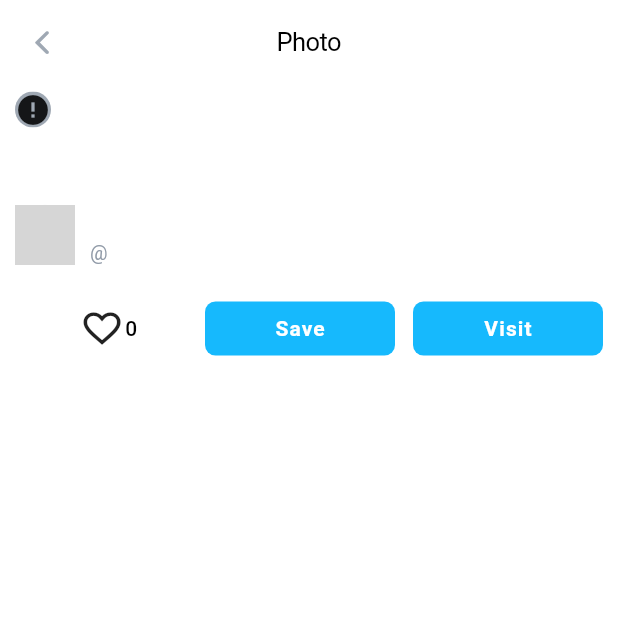
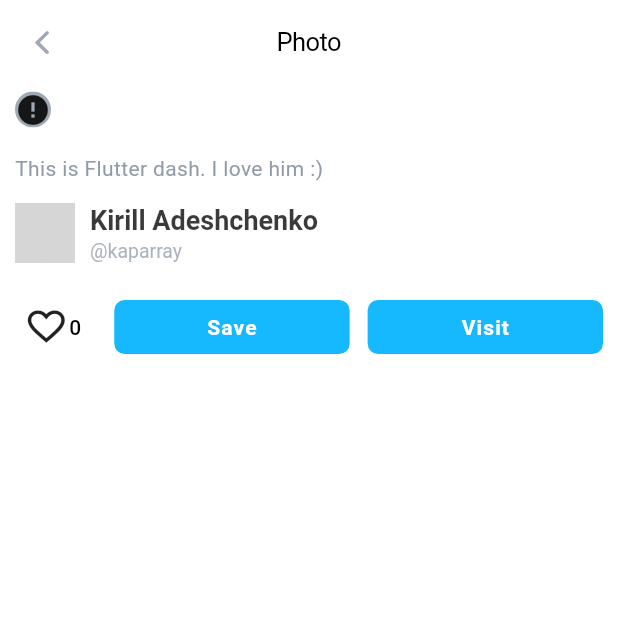
Before and after one commit to kaparray/skill_branch_app_lesson_1, a Flutter app: the screen it shows after launch, after a tap on the "error" icon, on a phone screen of 412 x 824 dp, the top half of it. Run offline on Flutter 3.47's test engine with Material 2 defaults, Android fonts, the phone set to English and light mode, and no system bars; drawn by our look-alikes of cached_network_image; network calls fail; grey boxes are pictures that could not be loaded.

```diff
--- a/lib/app.dart
+++ b/lib/app.dart
@@ -1,5 +1,6 @@
 import 'package:flutter/material.dart';
-import 'package:skill_branch_lesson_dart/screens/feed_screen.dart';
+
+import 'screens/home.dart';
 
 class MyApp extends StatelessWidget {
   // This widget is the root of your application.
@@ -7,7 +8,7 @@ class MyApp extends StatelessWidget {
   Widget build(BuildContext context) {
     return MaterialApp(
       debugShowCheckedModeBanner: false,
-      home: Feed(),
+      home: Home(),
     );
   }
 }
--- a/lib/res/app_icons.dart
+++ b/lib/res/app_icons.dart
@@ -11,8 +11,7 @@
 ///      fonts:
 ///       - asset: fonts/AppIcons.ttf
 ///
-///
-///
+
 import 'package:flutter/widgets.dart';
 
 class AppIcons {
@@ -23,4 +22,5 @@ class AppIcons {
 
   static const IconData like_fill = IconData(0xe800, fontFamily: _kFontFam, fontPackage: _kFontPkg);
   static const IconData like = IconData(0xe801, fontFamily: _kFontFam, fontPackage: _kFontPkg);
+  static const IconData home = IconData(0xe802, fontFamily: _kFontFam, fontPackage: _kFontPkg);
 }
--- a/lib/screens/feed_screen.dart
+++ b/lib/screens/feed_screen.dart
@@ -1,9 +1,9 @@
 import 'package:flutter/material.dart';
 import 'package:flutter/widgets.dart';
 
-import 'package:skill_branch_lesson_dart/res/res.dart';
-import 'package:skill_branch_lesson_dart/screens/photo_screen.dart';
-import 'package:skill_branch_lesson_dart/widgets/widgets.dart';
+import 'package:FlutterGalleryApp/res/res.dart';
+import 'package:FlutterGalleryApp/screens/photo_screen.dart';
+import 'package:FlutterGalleryApp/widgets/widgets.dart';
 
 const String kFlutterDash =
     'https://flutter.dev/assets/404/dash_nest-c64796b59b65042a2b40fae5764c13b7477a592db79eaf04c86298dcb75b78ea.png';
@@ -15,7 +15,7 @@ class Feed extends StatefulWidget {
   _FeedState createState() => _FeedState();
 }
 
-class _FeedState extends State<Feed> {
+class _FeedState extends State<Feed> with SingleTickerProviderStateMixin {
   @override
   Widget build(BuildContext context) {
     return Scaffold(
@@ -34,14 +34,28 @@ class _FeedState extends State<Feed> {
   }
 
   Widget _buildItem(int index) {
+    final heroTag = 'feedItem_$index';
     return Column(
       crossAxisAlignment: CrossAxisAlignment.start,
       children: <Widget>[
         GestureDetector(
-            onTap: () {
-              Navigator.push(context, MaterialPageRoute(builder: (context) => FullScreenImage(photo: kFlutterDash,)));
-            },
-            child: Photo(photoLink: kFlutterDash)),
+          onTap: () {
+            Navigator.push(
+              context,
+              MaterialPageRoute(
+                builder: (context) => FullScreenImage(
+                  photo: kFlutterDash,
+                  altDescription: 'This is Flutter dash. I love him :)',
+                  userName: 'kaparray',
+                  name: 'Kirill Adeshchenko',
+                  userPhoto: 'https://skill-branch.ru/img/speakers/Adechenko.jpg',
+                  heroTag: heroTag,
+                ),
+              ),
+            );
+          },
+          child: Hero(tag: heroTag, child: Photo(photoLink: kFlutterDash)),
+        ),
         _buildPhotoMeta(index),
         Padding(
           padding: EdgeInsets.symmetric(horizontal: 10, vertical: 5),
--- /dev/null
+++ b/lib/screens/home.dart
@@ -0,0 +1,233 @@
+import 'package:flutter/cupertino.dart';
+import 'package:flutter/material.dart';
+
+import 'package:FlutterGalleryApp/res/res.dart';
+
+import 'feed_screen.dart';
+
+class Home extends StatefulWidget {
+  @override
+  State<StatefulWidget> createState() => _HomeState();
+}
+
+class _HomeState extends State<Home> with TickerProviderStateMixin {
+  int currentTab = 0;
+  final PageStorageBucket bucket = PageStorageBucket();
+
+  List<Widget> pages = [
+    Feed(key: PageStorageKey('FeedPage')),
+    Container(),
+    Container(),
+  ];
+
+  final List<BottomNavyBarItem> _tabs = [
+    BottomNavyBarItem(
+      asset: AppIcons.home,
+      title: Text('Feed'),
+      activeColor: AppColors.dodgerBlue,
+      inactiveColor: AppColors.manatee,
+    ),
+    BottomNavyBarItem(
+      asset: AppIcons.home,
+      title: Text('Search'),
+      activeColor: AppColors.dodgerBlue,
+      inactiveColor: AppColors.manatee,
+    ),
+    BottomNavyBarItem(
+      asset: AppIcons.home,
+      title: Text('User'),
+      activeColor: AppColors.dodgerBlue,
+      inactiveColor: AppColors.manatee,
+    ),
+  ];
+
+  @override
+  Widget build(BuildContext context) {
+    return Scaffold(
+      bottomNavigationBar: BottomNavyBar(
+        showElevation: true,
+        itemCornerRadius: 8,
+        curve: Curves.ease,
+        items: _tabs,
+        currentTab: currentTab,
+        onItemSelected: (index) {
+          setState(() {
+            currentTab = index;
+          });
+        },
+      ),
+      body: PageStorage(
+        child: pages[currentTab],
+        bucket: bucket,
+      ),
+    );
+  }
+}
+
+class BottomNavyBar extends StatelessWidget {
+  BottomNavyBar({
+    Key key,
+    this.currentTab,
+    this.showElevation = true,
+    this.backgroundColor,
+    this.itemCornerRadius = 50,
+    this.containerHeight = 56,
+    this.animationDuration = const Duration(milliseconds: 270),
+    this.mainAxisAlignment = MainAxisAlignment.spaceBetween,
+    @required this.items,
+    @required this.onItemSelected,
+    this.curve = Curves.linear,
+  }) {
+    assert(items != null);
+    assert(items.length >= 2 && items.length <= 5);
+    assert(onItemSelected != null);
+    assert(curve != null);
+  }
+
+  final Color backgroundColor;
+  final bool showElevation;
+  final Duration animationDuration;
+  final List<BottomNavyBarItem> items;
+  final ValueChanged<int> onItemSelected;
+  final MainAxisAlignment mainAxisAlignment;
+  final double itemCornerRadius;
+  final double containerHeight;
+  final Curve curve;
+  final int currentTab;
+
+  @override
+  Widget build(BuildContext context) {
+    final bgColor = (backgroundColor == null) ? Theme.of(context).bottomAppBarColor : backgroundColor;
+
+    return Container(
+      decoration: BoxDecoration(
+        color: bgColor,
+        boxShadow: [
+          if (showElevation)
+            const BoxShadow(
+              color: Colors.black12,
+              blurRadius: 2,
+            ),
+        ],
+      ),
+      child: SafeArea(
+        child: Container(
+          width: double.infinity,
+          height: containerHeight,
+          padding: const EdgeInsets.symmetric(vertical: 6, horizontal: 8),
+          child: Row(
+            mainAxisAlignment: mainAxisAlignment,
+            children: items.map((item) {
+              var index = items.indexOf(item);
+
+              return GestureDetector(
+                onTap: () {
+                  onItemSelected(index);
+                },
+                child: _ItemWidget(
+                  item: item,
+                  isSelected: currentTab == index ? true : false,
+                  backgroundColor: bgColor,
+                  itemCornerRadius: itemCornerRadius,
+                  animationDuration: animationDuration,
+                  curve: curve,
+                ),
+              );
+            }).toList(),
+          ),
+        ),
+      ),
+    );
+  }
+}
+
+class _ItemWidget extends StatelessWidget {
+  const _ItemWidget({
+    Key key,
+    @required this.item,
+    @required this.isSelected,
+    @required this.backgroundColor,
+    @required this.animationDuration,
+    @required this.itemCornerRadius,
+    this.curve = Curves.linear,
+  })  : assert(isSelected != null),
+        assert(item != null),
+        assert(backgroundColor != null),
+        assert(animationDuration != null),
+        assert(itemCornerRadius != null),
+        assert(curve != null),
+        super(key: key);
+
+  final bool isSelected;
+  final BottomNavyBarItem item;
+  final Color backgroundColor;
+  final double itemCornerRadius;
+  final Duration animationDuration;
+  final Curve curve;
+
+  @override
+  Widget build(BuildContext context) {
+    return AnimatedContainer(
+      width: isSelected ? 150 : (MediaQuery.of(context).size.width - 150 - 8 * 4 - 4 * 2) / 2,
+      height: double.maxFinite,
+      duration: animationDuration,
+      curve: curve,
+      decoration: BoxDecoration(
+        color: isSelected ? item.activeColor.withOpacity(0.2) : backgroundColor,
+        borderRadius: BorderRadius.circular(itemCornerRadius),
+      ),
+      child: Container(
+        width: isSelected ? 150 : (MediaQuery.of(context).size.width - 150 - 8 * 4 - 4 * 2) / 2,
+        padding: EdgeInsets.symmetric(horizontal: 8),
+        child: Row(
+          mainAxisSize: MainAxisSize.max,
+          mainAxisAlignment: MainAxisAlignment.start,
+          crossAxisAlignment: CrossAxisAlignment.center,
+          children: <Widget>[
+            Icon(
+              item.asset,
+              size: 20,
+              color: isSelected ? item.activeColor : item.inactiveColor,
+            ),
+            SizedBox(
+              width: 4,
+            ),
+            Expanded(
+              child: Container(
+                padding: EdgeInsets.symmetric(horizontal: 4),
+                child: DefaultTextStyle.merge(
+                  style: TextStyle(
+                    color: isSelected ? item.activeColor : item.inactiveColor,
+                    fontWeight: FontWeight.bold,
+                  ),
+                  maxLines: 1,
+                  textAlign: item.textAlign,
+                  child: item.title,
+                ),
+              ),
+            ),
+          ],
+        ),
+      ),
+    );
+  }
+}
+
+class BottomNavyBarItem {
+  BottomNavyBarItem({
+    @required this.asset,
+    @required this.title,
+    this.activeColor = Colors.blue,
+    this.textAlign,
+    this.inactiveColor,
+  }) {
+    assert(asset != null);
+    assert(title != null);
+  }
+
+  final IconData asset;
+  final Text title;
+  final Color activeColor;
+  final Color inactiveColor;
+  final TextAlign textAlign;
+}
--- a/lib/screens/photo_screen.dart
+++ b/lib/screens/photo_screen.dart
@@ -1,7 +1,8 @@
 import 'package:flutter/cupertino.dart';
 import 'package:flutter/material.dart';
-import 'package:skill_branch_lesson_dart/res/res.dart';
-import 'package:skill_branch_lesson_dart/widgets/widgets.dart';
+
+import 'package:FlutterGalleryApp/res/res.dart';
+import 'package:FlutterGalleryApp/widgets/widgets.dart';
 
 class FullScreenImage extends StatefulWidget {
   FullScreenImage({
@@ -10,6 +11,7 @@ class FullScreenImage extends StatefulWidget {
     this.userName = '',
     this.name = '',
     this.userPhoto = '',
+    this.heroTag,
     Key key,
   }) : super(key: key);
 
@@ -18,6 +20,7 @@ class FullScreenImage extends StatefulWidget {
   final String userName;
   final String name;
   final String userPhoto;
+  final String heroTag;
 
   @override
   State<StatefulWidget> createState() {
@@ -25,7 +28,53 @@ class FullScreenImage extends StatefulWidget {
   }
 }
 
-class FullScreenImageState extends State<FullScreenImage> {
+class FullScreenImageState extends State<FullScreenImage> with TickerProviderStateMixin {
+  AnimationController controller;
+  Animation<double> opacityDescription;
+  Animation<double> opacityAvatar;
+
+  @override
+  void initState() {
+    super.initState();
+    controller = AnimationController(duration: const Duration(milliseconds: 1500), vsync: this);
+
+    opacityDescription = Tween<double>(
+      begin: 0.0,
+      end: 1.0,
+    ).animate(
+      CurvedAnimation(
+        parent: controller,
+        curve: Interval(
+          0.5,
+          1.0,
+          curve: Curves.ease,
+        ),
+      ),
+    );
+
+    opacityAvatar = Tween<double>(
+      begin: 0.0,
+      end: 1.0,
+    ).animate(
+      CurvedAnimation(
+        parent: controller,
+        curve: Interval(
+          0.0,
+          1.0,
+          curve: Curves.ease,
+        ),
+      ),
+    );
+
+    controller.forward();
+  }
+
+  @override
+  void dispose() {
+    controller.dispose();
+    super.dispose();
+  }
+
   @override
   Widget build(BuildContext context) {
     return Scaffold(
@@ -35,7 +84,10 @@ class FullScreenImageState extends State<FullScreenImage> {
         child: Column(
           crossAxisAlignment: CrossAxisAlignment.start,
           children: <Widget>[
-            Photo(photoLink: widget.photo),
+            Hero(
+              tag: widget.heroTag,
+              child: Photo(photoLink: widget.photo),
+            ),
             const SizedBox(height: 11),
             Padding(
               padding: const EdgeInsets.symmetric(horizontal: 10),
@@ -80,9 +132,17 @@ class FullScreenImageState extends State<FullScreenImage> {
       padding: EdgeInsets.symmetric(horizontal: 10, vertical: 5),
       child: Row(
         children: [
-          UserAvatar(widget.userPhoto),
+          AnimatedBuilder(
+            animation: controller,
+            child: UserAvatar(widget.userPhoto),
+            builder: (context, Widget child) {
+              return Opacity(opacity: opacityAvatar.value, child: child);
+            },
+          ),
           SizedBox(width: 10),
-          Column(
+          AnimatedBuilder(
+            animation: controller,
+            child: Column(
               crossAxisAlignment: CrossAxisAlignment.start,
               children: <Widget>[
                 Text(
@@ -91,6 +151,10 @@ class FullScreenImageState extends State<FullScreenImage> {
                 ),
                 Text("@${widget.userName}", style: AppStyles.h5Black.copyWith(color: AppColors.manatee)),
               ],
+            ),
+            builder: (context, Widget child) {
+              return Opacity(opacity: opacityDescription.value, child: child);
+            },
           ),
         ],
       ),
@@ -101,10 +165,11 @@ class FullScreenImageState extends State<FullScreenImage> {
     return Padding(
       padding: EdgeInsets.symmetric(horizontal: 10),
       child: Row(
-        mainAxisAlignment: MainAxisAlignment.spaceEvenly,
+        mainAxisAlignment: MainAxisAlignment.spaceBetween,
         children: <Widget>[
-          Expanded(
-            child: LikeButton(),
+          LikeButton(),
+          SizedBox(
+            width: 14,
           ),
           Expanded(
             child: _buildButton('Save'),
--- a/lib/widgets/like_button.dart
+++ b/lib/widgets/like_button.dart
@@ -1,5 +1,5 @@
 import 'package:flutter/material.dart';
-import 'package:skill_branch_lesson_dart/res/res.dart';
+import 'package:FlutterGalleryApp/res/res.dart';
 
 class LikeButton extends StatefulWidget {
   LikeButton({this.likeCount = 0, this.isLiked = false});
--- a/lib/widgets/photo.dart
+++ b/lib/widgets/photo.dart
@@ -1,6 +1,8 @@
+import 'package:flutter/material.dart';
+
 import 'package:cached_network_image/cached_network_image.dart';
-import 'package:flutter/material.dart';
-import 'package:skill_branch_lesson_dart/res/res.dart';
+
+import 'package:FlutterGalleryApp/res/res.dart';
 
 class Photo extends StatelessWidget {
   Photo({Key key, this.photoLink}) : super(key: key);
--- a/pubspec.yaml
+++ b/pubspec.yaml
@@ -1,4 +1,4 @@
-name: skill_branch_lesson_dart
+name: FlutterGalleryApp
 description: A new Flutter project.
 
 version: 1.0.0+1
```
Also changed, not shown: assets/fonts/AppIcons.ttf, pubspec.lock, 6 other files. Lines whose indentation alone changed are shown as unchanged.
